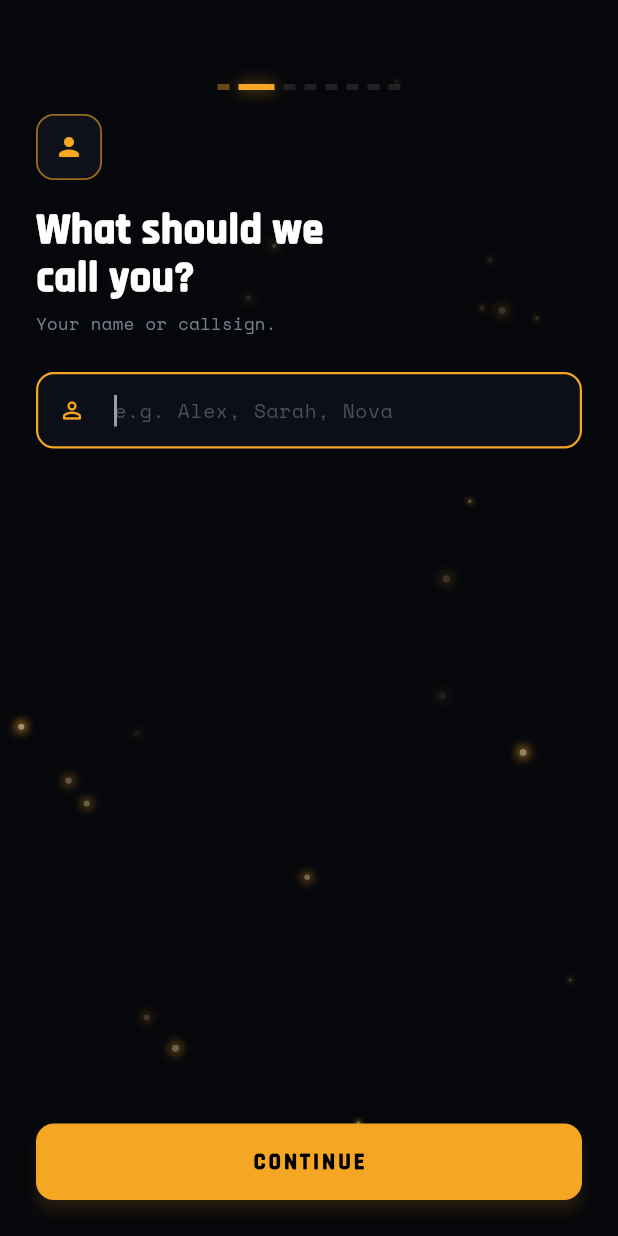
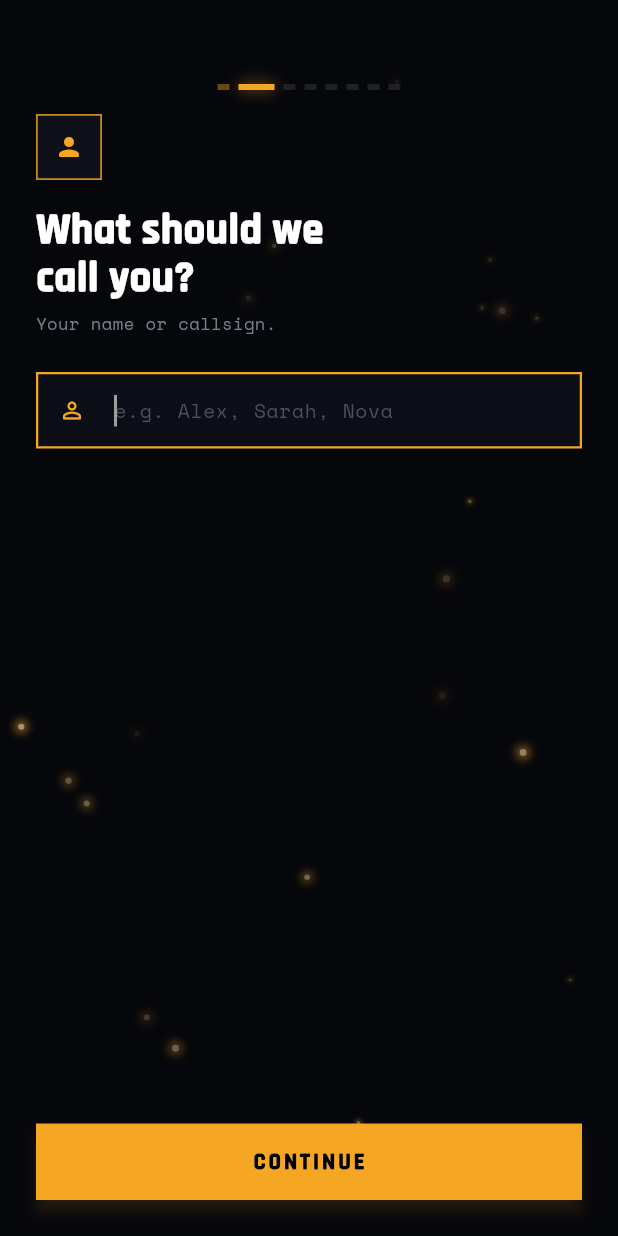
Before and after one commit to Knecrow/Aumbra, a Flutter app: the screen it shows after launch, swiped to page 2, on a phone screen of 412 x 824 dp. Run offline on Flutter 3.47's test engine with Material 3 defaults, Android fonts, the phone set to English and light mode, and no system bars; our stand-ins replace cloud_firestore, firebase_auth, firebase_core, fl_chart, google_fonts, google_sign_in and 2 more; accounts and stored records are empty.

Commit message:
feat(ui): enforce tactical sharp square borders (BorderRadius.zero) across onboarding fields and cards

```diff
--- a/lib/presentation/screens/onboarding/onboarding_screen.dart
+++ b/lib/presentation/screens/onboarding/onboarding_screen.dart
@@ -425,7 +425,6 @@ class _OnboardingScreenState extends State<OnboardingScreen>
                 color: isSelected
                     ? _kAccent.withValues(alpha: 0.12)
                     : const Color(0xFF0C0F17),
-                borderRadius: BorderRadius.circular(12),
                 border: Border.all(
                   color: isSelected ? _kAccent : Colors.white.withValues(alpha: 0.08),
                   width: isSelected ? 1.4 : 0.8,
@@ -494,7 +493,6 @@ class _OnboardingScreenState extends State<OnboardingScreen>
                         color: _hasComputer
                             ? _kAccent.withValues(alpha: 0.12)
                             : const Color(0xFF0C0F17),
-                        borderRadius: BorderRadius.circular(12),
                         border: Border.all(
                           color: _hasComputer ? _kAccent : Colors.white.withValues(alpha: 0.08),
                           width: _hasComputer ? 1.4 : 0.8,
@@ -533,7 +531,6 @@ class _OnboardingScreenState extends State<OnboardingScreen>
                         color: !_hasComputer
                             ? _kAccent.withValues(alpha: 0.12)
                             : const Color(0xFF0C0F17),
-                        borderRadius: BorderRadius.circular(12),
                         border: Border.all(
                           color: !_hasComputer ? _kAccent : Colors.white.withValues(alpha: 0.08),
                           width: !_hasComputer ? 1.4 : 0.8,
@@ -587,15 +584,15 @@ class _OnboardingScreenState extends State<OnboardingScreen>
                 hintStyle: const TextStyle(color: AppColors.darkDimText),
                 prefixIcon: const Icon(Icons.key_outlined, color: _kAccent, size: 18),
                 enabledBorder: OutlineInputBorder(
-                  borderRadius: BorderRadius.circular(12),
+                  borderRadius: BorderRadius.zero,
                   borderSide: BorderSide(color: _kAccent.withValues(alpha: 0.45), width: 1.0),
                 ),
-                focusedBorder: OutlineInputBorder(
-                  borderRadius: BorderRadius.circular(12),
-                  borderSide: const BorderSide(color: _kAccent, width: 1.5),
+                focusedBorder: const OutlineInputBorder(
+                  borderRadius: BorderRadius.zero,
+                  borderSide: BorderSide(color: _kAccent, width: 1.5),
                 ),
                 border: OutlineInputBorder(
-                  borderRadius: BorderRadius.circular(12),
+                  borderRadius: BorderRadius.zero,
                   borderSide: BorderSide(color: _kAccent.withValues(alpha: 0.45), width: 1.0),
                 ),
                 contentPadding: const EdgeInsets.symmetric(horizontal: 16, vertical: 14),
@@ -689,14 +686,13 @@ class _OnboardingScreenState extends State<OnboardingScreen>
           child: Column(
             crossAxisAlignment: CrossAxisAlignment.start,
             children: [
-              // Icon badge
+              // Tactical square icon badge
               Container(
                 width: 44,
                 height: 44,
                 decoration: BoxDecoration(
                   color: const Color(0xFF0E111A),
-                  borderRadius: BorderRadius.circular(12),
-                  border: Border.all(color: _kAccent.withValues(alpha: 0.6), width: 1.2),
+                  border: Border.all(color: _kAccent.withValues(alpha: 0.8), width: 1.2),
                 ),
                 child: Center(
                   child: Icon(icon, color: _kAccent, size: 20),
@@ -741,7 +737,7 @@ class _OnboardingScreenState extends State<OnboardingScreen>
     );
   }
 
-  // ── Glass text field ──────────────────────────────────────────────────────────
+  // ── Tactical Square Text Field ──────────────────────────────────────────────
   Widget _glassTextField({
     required TextEditingController controller,
     required String hint,
@@ -762,15 +758,15 @@ class _OnboardingScreenState extends State<OnboardingScreen>
         hintStyle: GoogleFonts.spaceMono(color: AppColors.darkDimText, fontSize: 13),
         prefixIcon: Icon(icon, color: _kAccent, size: 18),
         enabledBorder: OutlineInputBorder(
-          borderRadius: BorderRadius.circular(12),
+          borderRadius: BorderRadius.zero,
           borderSide: BorderSide(color: _kAccent.withValues(alpha: 0.45), width: 1.0),
         ),
-        focusedBorder: OutlineInputBorder(
-          borderRadius: BorderRadius.circular(12),
-          borderSide: const BorderSide(color: _kAccent, width: 1.5),
+        focusedBorder: const OutlineInputBorder(
+          borderRadius: BorderRadius.zero,
+          borderSide: BorderSide(color: _kAccent, width: 1.5),
         ),
         border: OutlineInputBorder(
-          borderRadius: BorderRadius.circular(12),
+          borderRadius: BorderRadius.zero,
           borderSide: BorderSide(color: _kAccent.withValues(alpha: 0.45), width: 1.0),
         ),
         contentPadding: const EdgeInsets.symmetric(horizontal: 16, vertical: 15),
@@ -790,7 +786,7 @@ class _OnboardingScreenState extends State<OnboardingScreen>
           padding: const EdgeInsets.all(16),
           elevation: 4,
           shadowColor: _kAccent.withValues(alpha: 0.3),
-          shape: RoundedRectangleBorder(borderRadius: BorderRadius.circular(12)),
+          shape: const RoundedRectangleBorder(borderRadius: BorderRadius.zero),
         ),
         child: Text(
           label,
```
